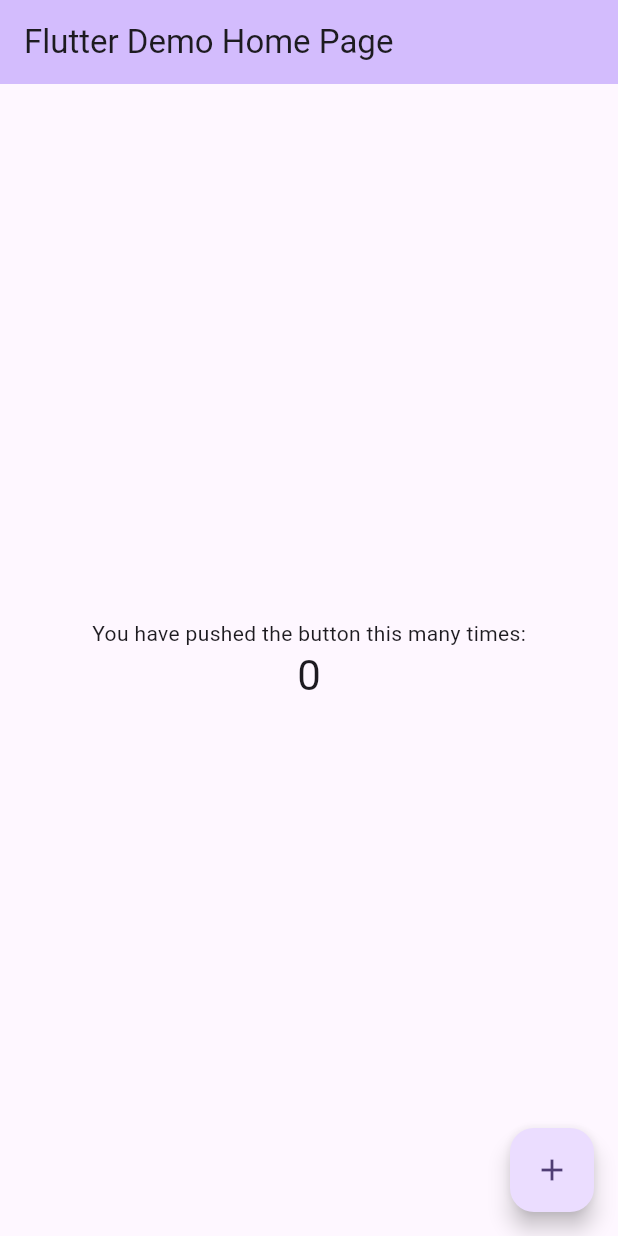
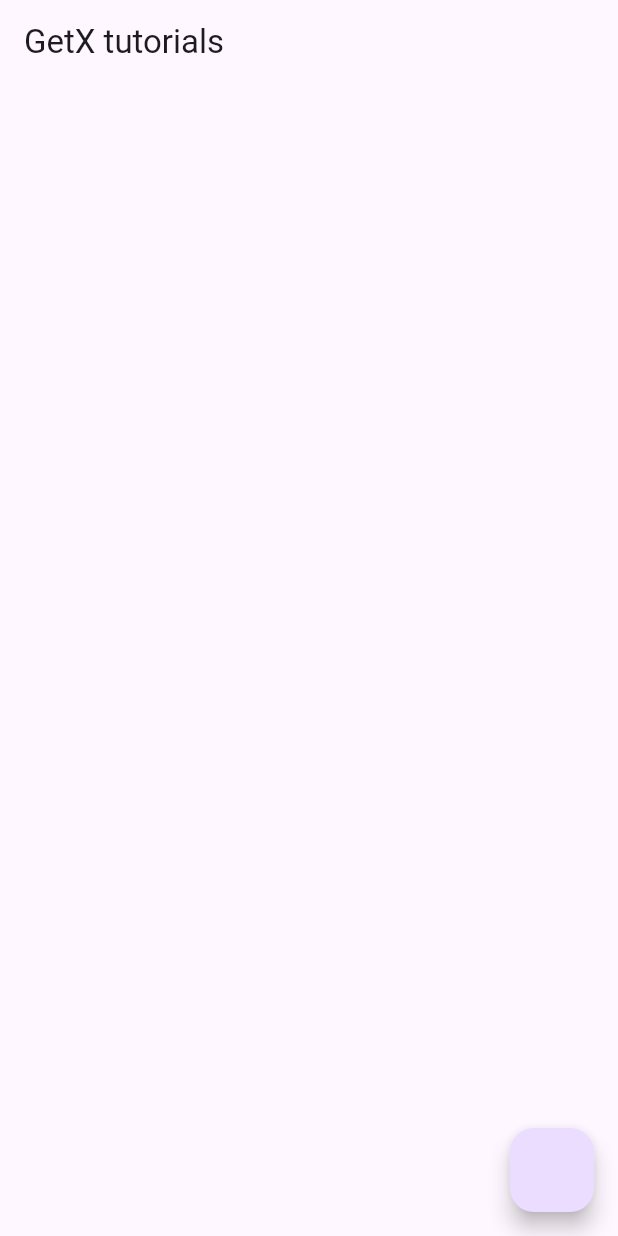
Before and after one commit to KrishN-hub/flutter-masterclass, a Flutter app: the screen it shows after launch, on a phone screen of 412 x 824 dp. Run offline on Flutter 3.47's test engine with Material 3 defaults, Android fonts, the phone set to English and light mode, and no system bars; our stand-ins replace get.

Commit message:
add getX packeges and snackbar an that's position - video 2

```diff
--- /dev/null
+++ b/lib/home_screen.dart
@@ -0,0 +1,31 @@
+import 'package:flutter/material.dart';
+import 'package:get/get.dart';
+
+class HomeScreen extends StatefulWidget {
+  const HomeScreen({super.key});
+
+  @override
+  State<HomeScreen> createState() => _HomeScreenState();
+}
+
+class _HomeScreenState extends State<HomeScreen> {
+  @override
+  Widget build(BuildContext context) {
+    return Scaffold(
+      appBar: AppBar(
+        title: Text('GetX tutorials'),
+      ),
+      body: Column(
+        children: [],
+      ),
+      floatingActionButton: FloatingActionButton(onPressed: () {
+        Get.snackbar('KrishN', 'Learn GetX Tutorials',
+            icon: Icon(Icons.add),
+            onTap: (snap) {},
+            mainButton: TextButton(onPressed: () {}, child: Text('Click')),
+            backgroundColor: Colors.blue,
+            snackPosition: SnackPosition.BOTTOM);
+      }),
+    );
+  }
+}
--- a/lib/main.dart
+++ b/lib/main.dart
@@ -1,4 +1,6 @@
 import 'package:flutter/material.dart';
+import 'package:get/get.dart';
+import 'package:master_class/home_screen.dart';
 
 void main() {
   runApp(const MyApp());
@@ -10,116 +12,12 @@
   // This widget is the root of your application.
   @override
   Widget build(BuildContext context) {
-    return MaterialApp(
-      title: 'Flutter Demo',
-      theme: ThemeData(
-        // This is the theme of your application.
-        //
-        // TRY THIS: Try running your application with "flutter run". You'll see
-        // the application has a purple toolbar. Then, without quitting the app,
-        // try changing the seedColor in the colorScheme below to Colors.green
-        // and then invoke "hot reload" (save your changes or press the "hot
-        // reload" button in a Flutter-supported IDE, or press "r" if you used
-        // the command line to start the app).
-        //
-        // Notice that the counter didn't reset back to zero; the application
-        // state is not lost during the reload. To reset the state, use hot
-        // restart instead.
-        //
-        // This works for code too, not just values: Most code changes can be
-        // tested with just a hot reload.
-        colorScheme: ColorScheme.fromSeed(seedColor: Colors.deepPurple),
-        useMaterial3: true,
-      ),
-      home: const MyHomePage(title: 'Flutter Demo Home Page'),
-    );
+    return GetMaterialApp(
+        title: 'Flutter Demo',
+        theme: ThemeData(
+          colorScheme: ColorScheme.fromSeed(seedColor: Colors.deepPurple),
+          useMaterial3: true,
+        ),
+        home: const HomeScreen());
   }
 }
-
-class MyHomePage extends StatefulWidget {
-  const MyHomePage({super.key, required this.title});
-
-  // This widget is the home page of your application. It is stateful, meaning
-  // that it has a State object (defined below) that contains fields that affect
-  // how it looks.
-
-  // This class is the configuration for the state. It holds the values (in this
-  // case the title) provided by the parent (in this case the App widget) and
-  // used by the build method of the State. Fields in a Widget subclass are
-  // always marked "final".
-
-  final String title;
-
-  @override
-  State<MyHomePage> createState() => _MyHomePageState();
-}
-
-class _MyHomePageState extends State<MyHomePage> {
-  int _counter = 0;
-
-  void _incrementCounter() {
-    setState(() {
-      // This call to setState tells the Flutter framework that something has
-      // changed in this State, which causes it to rerun the build method below
-      // so that the display can reflect the updated values. If we changed
-      // _counter without calling setState(), then the build method would not be
-      // called again, and so nothing would appear to happen.
-      _counter++;
-    });
-  }
-
-  @override
-  Widget build(BuildContext context) {
-    // This method is rerun every time setState is called, for instance as done
-    // by the _incrementCounter method above.
-    //
-    // The Flutter framework has been optimized to make rerunning build methods
-    // fast, so that you can just rebuild anything that needs updating rather
-    // than having to individually change instances of widgets.
-    return Scaffold(
-      appBar: AppBar(
-        // TRY THIS: Try changing the color here to a specific color (to
-        // Colors.amber, perhaps?) and trigger a hot reload to see the AppBar
-        // change color while the other colors stay the same.
-        backgroundColor: Theme.of(context).colorScheme.inversePrimary,
-        // Here we take the value from the MyHomePage object that was created by
-        // the App.build method, and use it to set our appbar title.
-        title: Text(widget.title),
-      ),
-      body: Center(
-        // Center is a layout widget. It takes a single child and positions it
-        // in the middle of the parent.
-        child: Column(
-          // Column is also a layout widget. It takes a list of children and
-          // arranges them vertically. By default, it sizes itself to fit its
-          // children horizontally, and tries to be as tall as its parent.
-          //
-          // Column has various properties to control how it sizes itself and
-          // how it positions its children. Here we use mainAxisAlignment to
-          // center the children vertically; the main axis here is the vertical
-          // axis because Columns are vertical (the cross axis would be
-          // horizontal).
-          //
-          // TRY THIS: Invoke "debug painting" (choose the "Toggle Debug Paint"
-          // action in the IDE, or press "p" in the console), to see the
-          // wireframe for each widget.
-          mainAxisAlignment: MainAxisAlignment.center,
-          children: <Widget>[
-            const Text(
-              'You have pushed the button this many times:',
-            ),
-            Text(
-              '$_counter',
-              style: Theme.of(context).textTheme.headlineMedium,
-            ),
-          ],
-        ),
-      ),
-      floatingActionButton: FloatingActionButton(
-        onPressed: _incrementCounter,
-        tooltip: 'Increment',
-        child: const Icon(Icons.add),
-      ), // This trailing comma makes auto-formatting nicer for build methods.
-    );
-  }
-}
--- a/pubspec.yaml
+++ b/pubspec.yaml
@@ -30,6 +30,7 @@
 dependencies:
   flutter:
     sdk: flutter
+  get: ^4.6.6
 
 
   # The following adds the Cupertino Icons font to your application.
```
Also changed, not shown: pubspec.lock.
